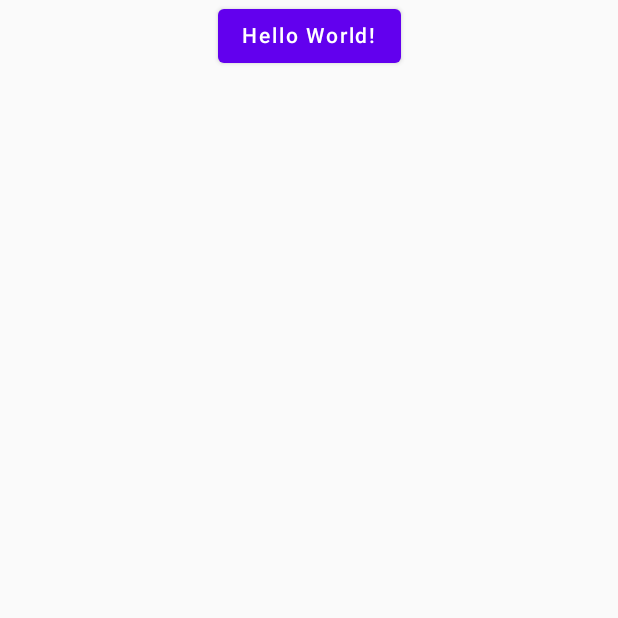
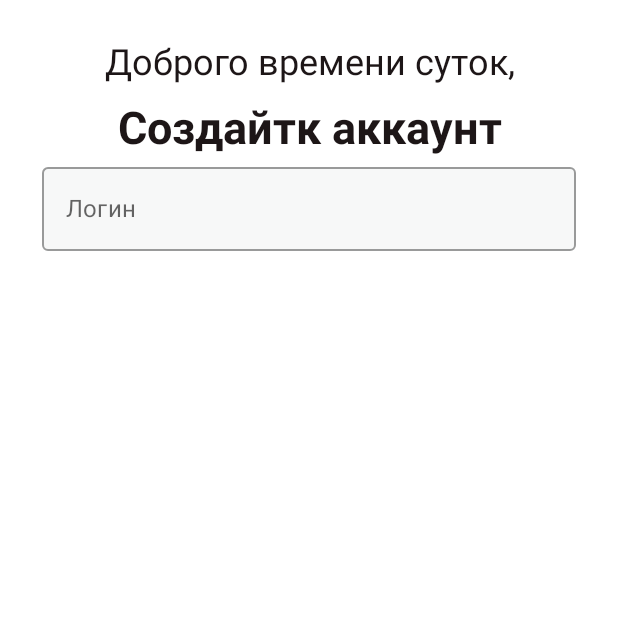
Before and after one commit to oleg-romanov/LemoRepo, an Android app built with Jetpack Compose: the screen it shows after launch (MainActivity), on a phone screen of 412 x 824 dp, the top half of it. Run offline under Robolectric (Android 15) with nearby library versions, the phone set to English and light mode, and no system bars; our stand-ins replace Compose Multiplatform resources.

Commit message:
SignUpScreen and its components added

```diff
--- a/Front_layer/LemonAI/composeApp/src/androidMain/res/values/strings.xml
+++ b/Front_layer/LemonAI/composeApp/src/androidMain/res/values/strings.xml
@@ -1,3 +1,4 @@
 <resources>
     <string name="app_name">LemonAI</string>
+    <string name="hello">Доброго времени суток,</string>
 </resources>
--- a/Front_layer/LemonAI/composeApp/src/commonMain/kotlin/App.kt
+++ b/Front_layer/LemonAI/composeApp/src/commonMain/kotlin/App.kt
@@ -1,39 +1,17 @@
-import androidx.compose.animation.AnimatedVisibility
-import androidx.compose.foundation.Image
-import androidx.compose.foundation.layout.Column
-import androidx.compose.foundation.layout.fillMaxWidth
-import androidx.compose.material.Button
-import androidx.compose.material.MaterialTheme
-import androidx.compose.material.Text
+import androidx.compose.foundation.layout.fillMaxSize
+import androidx.compose.material.Surface
 import androidx.compose.runtime.Composable
-import androidx.compose.runtime.getValue
-import androidx.compose.runtime.mutableStateOf
-import androidx.compose.runtime.remember
-import androidx.compose.runtime.setValue
-import androidx.compose.ui.Alignment
 import androidx.compose.ui.Modifier
+import androidx.compose.ui.graphics.Color
 import org.jetbrains.compose.resources.ExperimentalResourceApi
-import org.jetbrains.compose.resources.painterResource
 
 @OptIn(ExperimentalResourceApi::class)
 @Composable
 fun App() {
-    MaterialTheme {
-        var greetingText by remember { mutableStateOf("Hello World!") }
-        var showImage by remember { mutableStateOf(false) }
-        Column(Modifier.fillMaxWidth(), horizontalAlignment = Alignment.CenterHorizontally) {
-            Button(onClick = {
-                greetingText = "Compose: ${Greeting().greet()}"
-                showImage = !showImage
-            }) {
-                Text(greetingText)
-            }
-            AnimatedVisibility(showImage) {
-                Image(
-                    painterResource("compose-multiplatform.xml"),
-                    null
-                )
-            }
-        }
+    Surface(
+        modifier = Modifier.fillMaxSize(),
+        color = Color.White
+    ){
+        SignUpScreen()
     }
 }
--- /dev/null
+++ b/Front_layer/LemonAI/composeApp/src/commonMain/kotlin/AppComponents.kt
@@ -0,0 +1,73 @@
+import androidx.compose.foundation.layout.fillMaxWidth
+import androidx.compose.foundation.layout.heightIn
+import androidx.compose.foundation.text.KeyboardOptions
+import androidx.compose.material.OutlinedTextField
+import androidx.compose.material.Text
+import androidx.compose.material.TextFieldDefaults
+import androidx.compose.runtime.Composable
+import androidx.compose.runtime.mutableStateOf
+import androidx.compose.runtime.remember
+import androidx.compose.ui.Modifier
+import androidx.compose.ui.graphics.Color
+import androidx.compose.ui.text.TextStyle
+import androidx.compose.ui.text.font.FontStyle
+import androidx.compose.ui.text.font.FontWeight
+import androidx.compose.ui.text.style.TextAlign
+import androidx.compose.ui.unit.dp
+import androidx.compose.ui.unit.sp
+
+@Composable
+fun NormalTextComponent(value:String) {
+    Text(
+        text = value,
+        modifier = Modifier.fillMaxWidth().heightIn(min = 40.dp),
+        style = TextStyle(
+            fontSize = 24.sp,
+            fontWeight = FontWeight.Normal,
+            fontStyle = FontStyle.Normal
+        ),
+        color = Color(0xFF1D1617),
+        textAlign = TextAlign.Center
+    )
+}
+
+@Composable
+fun HeadingTextComponent(value:String) {
+    Text(
+        text = value,
+        modifier = Modifier.fillMaxWidth().heightIn(),
+        style = TextStyle(
+            fontSize = 30.sp,
+            fontWeight = FontWeight.Bold,
+            fontStyle = FontStyle.Normal
+        ),
+        color = Color(0xFF1D1617),
+        textAlign = TextAlign.Center
+    )
+}
+
+@Composable
+fun MyTextFieldComponent(
+    labelValue: String
+) {
+
+    val textValue = remember {
+        mutableStateOf("")
+    }
+
+    OutlinedTextField(
+        modifier = Modifier.fillMaxWidth(),
+        label = { Text(text = labelValue) },
+        colors = TextFieldDefaults.outlinedTextFieldColors(
+            focusedBorderColor = Color(0xFF92A3FD),
+            focusedLabelColor = Color(0xFF92A3FD),
+            cursorColor = Color(0xFF92A3FD),
+            backgroundColor = Color(0xFFF7F8F8)
+        ),
+        keyboardOptions = KeyboardOptions.Default,
+        value = textValue.value,
+        onValueChange = {
+            textValue.value = it
+        }
+    )
+}
--- a/Front_layer/LemonAI/composeApp/src/commonMain/kotlin/Platform.kt
+++ /dev/null
@@ -1,5 +0,0 @@
-interface Platform {
-    val name: String
-}
-
-expect fun getPlatform(): Platform
--- /dev/null
+++ b/Front_layer/LemonAI/composeApp/src/commonMain/kotlin/SignUpScreen.kt
@@ -0,0 +1,28 @@
+import androidx.compose.foundation.background
+import androidx.compose.foundation.layout.Column
+import androidx.compose.foundation.layout.fillMaxSize
+import androidx.compose.foundation.layout.padding
+import androidx.compose.material.Surface
+import androidx.compose.runtime.Composable
+import androidx.compose.ui.Modifier
+import androidx.compose.ui.graphics.Color
+import androidx.compose.ui.unit.dp
+
+@Composable
+fun SignUpScreen() {
+    Surface(
+        modifier = Modifier
+            .fillMaxSize()
+            .background(Color.White)
+            .padding(28.dp)
+    )
+    {
+        Column(modifier = Modifier.fillMaxSize()) {
+            NormalTextComponent(value = "Доброго времени суток,")
+            HeadingTextComponent(value = "Создайтк аккаунт")
+
+            MyTextFieldComponent(labelValue = "Логин")
+        }
+
+    }
+}
```
Also changed, not shown: Front_layer/LemonAI/composeApp/src/androidMain/kotlin/Platform.android.kt (deleted, +0 -7 lines), Front_layer/LemonAI/composeApp/src/commonMain/kotlin/Greeting.kt (deleted, +0 -7 lines), 1 other file.
